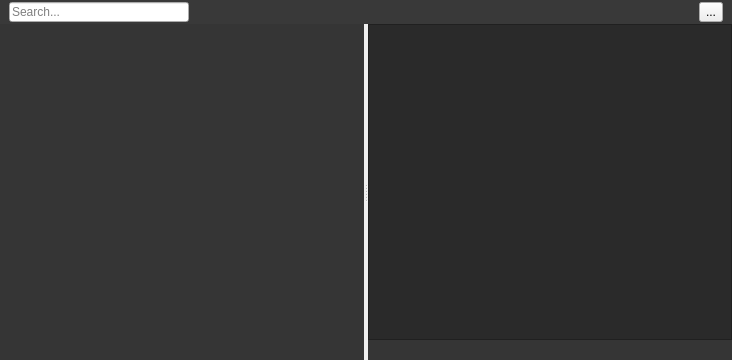
Qt form Editor/Source/CrystalEditor/Private/Editor/CrystalEditor/AssetsView/AssetsView.ui (neelmewada/CrystalEngine) before a commit.
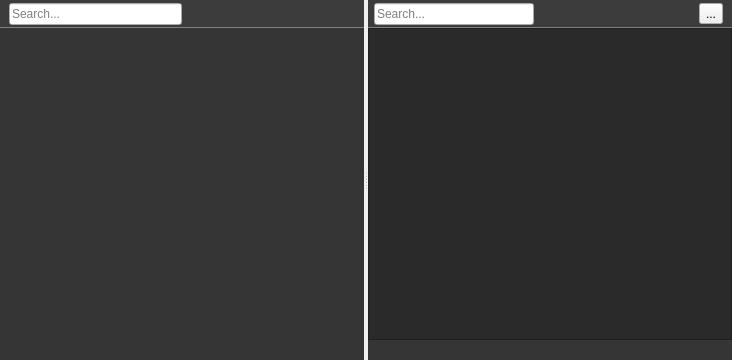
The same form after that commit.

Patch:
```diff
--- a/Editor/Source/CrystalEditor/Private/Editor/CrystalEditor/AssetsView/AssetsView.ui
+++ b/Editor/Source/CrystalEditor/Private/Editor/CrystalEditor/AssetsView/AssetsView.ui
@@ -29,81 +29,6 @@
    <property name="bottomMargin">
     <number>0</number>
    </property>
-   <item>
-    <widget class="QFrame" name="topBar">
-     <property name="maximumSize">
-      <size>
-       <width>16777215</width>
-       <height>24</height>
-      </size>
-     </property>
-     <property name="styleSheet">
-      <string notr="true">#topBar {
-	
-	background-color: rgb(57, 57, 57);
-}</string>
-     </property>
-     <property name="frameShape">
-      <enum>QFrame::NoFrame</enum>
-     </property>
-     <property name="frameShadow">
-      <enum>QFrame::Plain</enum>
-     </property>
-     <layout class="QHBoxLayout" name="horizontalLayout_2">
-      <property name="topMargin">
-       <number>2</number>
-      </property>
-      <property name="bottomMargin">
-       <number>2</number>
-      </property>
-      <item>
-       <widget class="QLineEdit" name="searchInput">
-        <property name="sizePolicy">
-         <sizepolicy hsizetype="Expanding" vsizetype="Fixed">
-          <horstretch>0</horstretch>
-          <verstretch>0</verstretch>
-         </sizepolicy>
-        </property>
-        <property name="maximumSize">
-         <size>
-          <width>180</width>
-          <height>16777215</height>
-         </size>
-        </property>
-        <property name="placeholderText">
-         <string>Search...</string>
-        </property>
-       </widget>
-      </item>
-      <item>
-       <spacer name="horizontalSpacer">
-        <property name="orientation">
-         <enum>Qt::Horizontal</enum>
-        </property>
-        <property name="sizeHint" stdset="0">
-         <size>
-          <width>80</width>
-          <height>20</height>
-         </size>
-        </property>
-       </spacer>
-      </item>
-      <item>
-       <widget class="QToolButton" name="toolButton">
-        <property name="sizePolicy">
-         <sizepolicy hsizetype="Fixed" vsizetype="Fixed">
-          <horstretch>0</horstretch>
-          <verstretch>0</verstretch>
-         </sizepolicy>
-        </property>
-        <property name="text">
-         <string>...</string>
-        </property>
-       </widget>
-      </item>
-     </layout>
-    </widget>
-   </item>
    <item>
     <widget class="QSplitter" name="splitter">
      <property name="orientation">
@@ -111,9 +36,63 @@
      </property>
      <widget class="QWidget" name="verticalLayoutWidget">
       <layout class="QVBoxLayout" name="leftLayout">
+       <property name="spacing">
+        <number>0</number>
+       </property>
        <property name="leftMargin">
         <number>0</number>
        </property>
+       <item>
+        <widget class="QFrame" name="leftTopBar">
+         <property name="styleSheet">
+          <string notr="true">#leftTopBar {	
+	border: 0x solid gray;
+	border-bottom: 1px solid gray;
+	background-color: rgb(60, 60, 60);
+}</string>
+         </property>
+         <property name="frameShape">
+          <enum>QFrame::NoFrame</enum>
+         </property>
+         <property name="frameShadow">
+          <enum>QFrame::Plain</enum>
+         </property>
+         <layout class="QHBoxLayout" name="horizontalLayout_3">
+          <property name="topMargin">
+           <number>3</number>
+          </property>
+          <property name="bottomMargin">
+           <number>3</number>
+          </property>
+          <item>
+           <widget class="QLineEdit" name="rightSearchInput_2">
+            <property name="maximumSize">
+             <size>
+              <width>200</width>
+              <height>16777215</height>
+             </size>
+            </property>
+            <property name="placeholderText">
+             <string>Search...</string>
+            </property>
+           </widget>
+          </item>
+          <item>
+           <spacer name="horizontalSpacer_2">
+            <property name="orientation">
+             <enum>Qt::Horizontal</enum>
+            </property>
+            <property name="sizeHint" stdset="0">
+             <size>
+              <width>40</width>
+              <height>20</height>
+             </size>
+            </property>
+           </spacer>
+          </item>
+         </layout>
+        </widget>
+       </item>
        <item>
         <widget class="QTreeView" name="folderTreeView">
          <property name="font">
@@ -147,6 +126,67 @@
        <property name="rightMargin">
         <number>0</number>
        </property>
+       <item>
+        <widget class="QFrame" name="rightTopBar">
+         <property name="styleSheet">
+          <string notr="true">#rightTopBar {
+	border: 0x solid gray;
+	border-bottom: 1px solid gray;
+	background-color: rgb(60, 60, 60);
+}</string>
+         </property>
+         <property name="frameShape">
+          <enum>QFrame::NoFrame</enum>
+         </property>
+         <property name="frameShadow">
+          <enum>QFrame::Plain</enum>
+         </property>
+         <layout class="QHBoxLayout" name="horizontalLayout_2">
+          <property name="leftMargin">
+           <number>6</number>
+          </property>
+          <property name="topMargin">
+           <number>3</number>
+          </property>
+          <property name="bottomMargin">
+           <number>3</number>
+          </property>
+          <item>
+           <widget class="QLineEdit" name="rightSearchInput">
+            <property name="maximumSize">
+             <size>
+              <width>200</width>
+              <height>16777215</height>
+             </size>
+            </property>
+            <property name="placeholderText">
+             <string>Search...</string>
+            </property>
+           </widget>
+          </item>
+          <item>
+           <spacer name="horizontalSpacer">
+            <property name="orientation">
+             <enum>Qt::Horizontal</enum>
+            </property>
+            <property name="sizeHint" stdset="0">
+             <size>
+              <width>40</width>
+              <height>20</height>
+             </size>
+            </property>
+           </spacer>
+          </item>
+          <item>
+           <widget class="QToolButton" name="toolButton">
+            <property name="text">
+             <string>...</string>
+            </property>
+           </widget>
+          </item>
+         </layout>
+        </widget>
+       </item>
        <item>
         <widget class="QTableView" name="assetsContentView">
          <property name="styleSheet">
```
